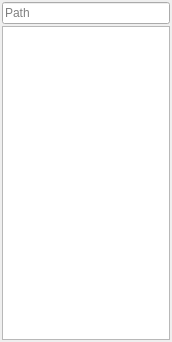
This is src/ui/DirectorySelector.ui in sjuvonen/coquillo as Qt 5 draws it before an edit. The edited form follows.
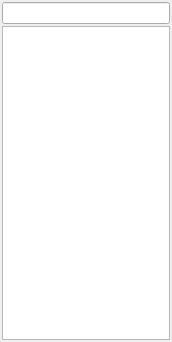
This is the edited form.

```diff
--- a/src/ui/DirectorySelector.ui
+++ b/src/ui/DirectorySelector.ui
@@ -33,11 +33,7 @@
     <number>2</number>
    </property>
    <item>
-    <widget class="QLineEdit" name="location">
-     <property name="placeholderText">
-      <string>Path</string>
-     </property>
-    </widget>
+    <widget class="QLineEdit" name="location"/>
    </item>
    <item>
     <widget class="QTreeView" name="directories">
```
